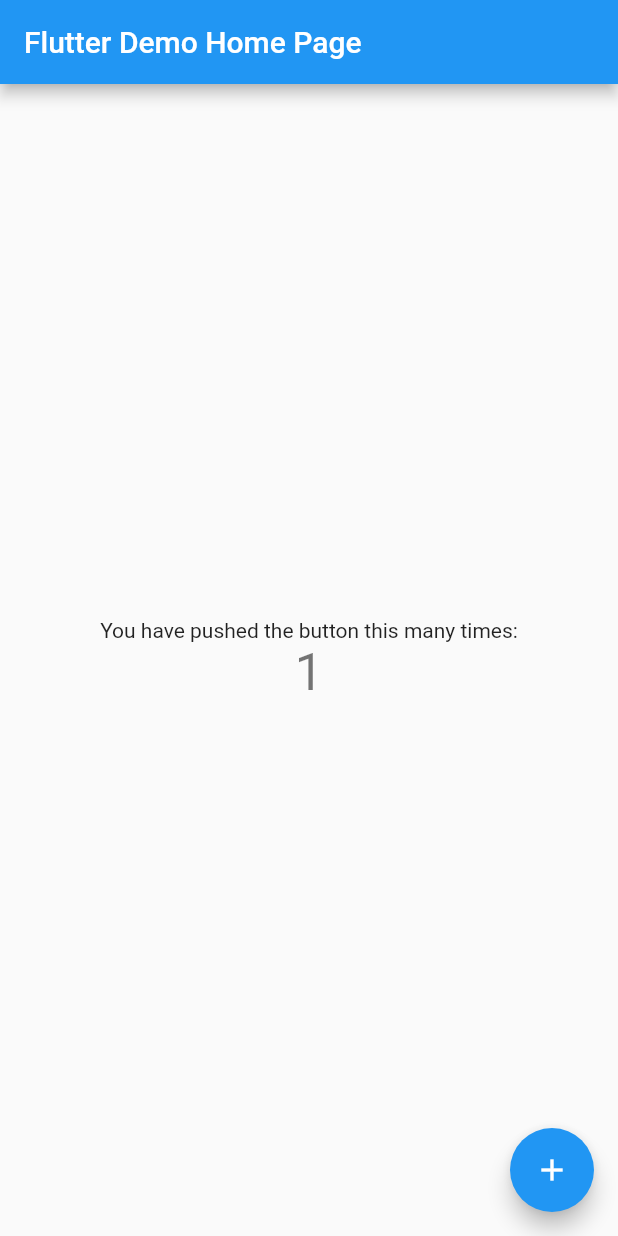
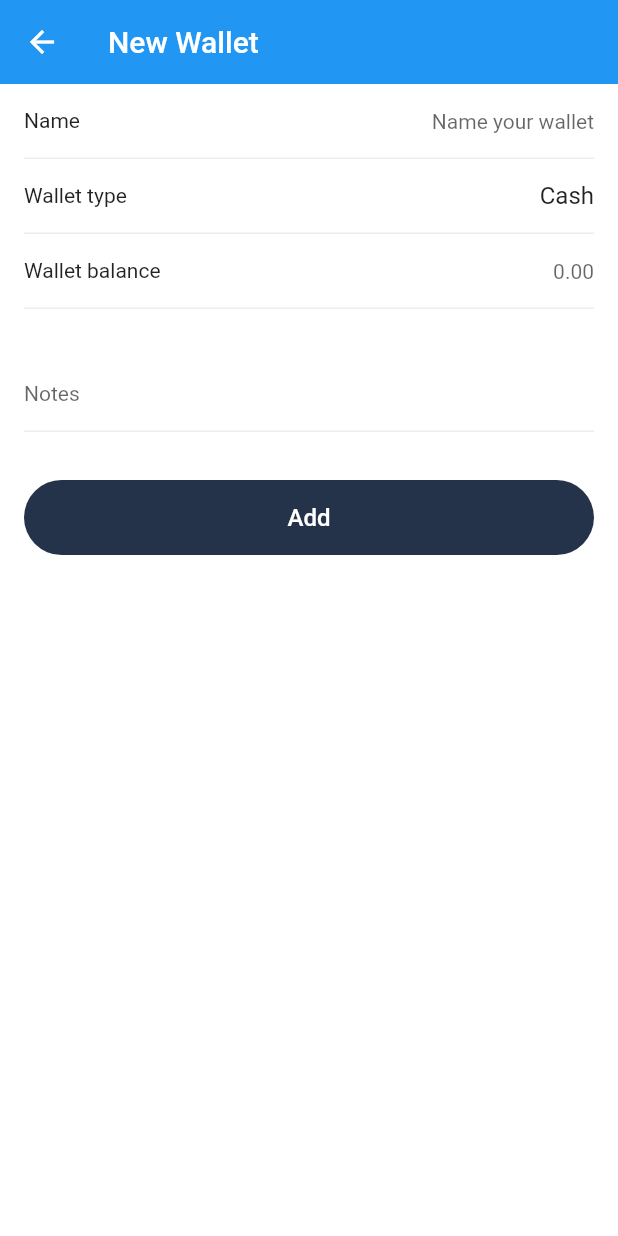
Before and after one commit to DaveChia/starto_wallet, a Flutter app: the screen it shows after launch, after a tap on the "add" icon, on a phone screen of 412 x 824 dp. Run offline on Flutter 3.47's test engine with Material 2 defaults, Android fonts, the phone set to English and light mode, and no system bars; our stand-ins replace shared_preferences.

Commit message:
completed wallet UI

```diff
--- a/lib/main.dart
+++ b/lib/main.dart
@@ -1,4 +1,8 @@
 import 'package:flutter/material.dart';
+import 'package:shared_preferences/shared_preferences.dart';
+import 'views/wallet.dart' as Wallet;
+
+SharedPreferences sp;
 
 void main() {
   runApp(MyApp());
@@ -20,8 +24,7 @@ class MyApp extends StatelessWidget {
           // or simply save your changes to "hot reload" in a Flutter IDE).
           // Notice that the counter didn't reset back to zero; the application
           // is not restarted.
-        primarySwatch: Colors.blue,
-      ),
+          primaryColor: Colors.white),
       home: MyHomePage(title: 'Flutter Demo Home Page'),
     );
   }
@@ -48,14 +51,17 @@ class MyHomePage extends StatefulWidget {
 class _MyHomePageState extends State<MyHomePage> {
   int _counter = 0;
 
-  void _incrementCounter() {
+  @override
+  void initState() {
+    super.initState();
+    print('333 I AM STARTING');
+    _loadCounter();
+  }
+
+  _loadCounter() async {
+    SharedPreferences prefs = await SharedPreferences.getInstance();
     setState(() {
-      // This call to setState tells the Flutter framework that something has
-      // changed in this State, which causes it to rerun the build method below
-      // so that the display can reflect the updated values. If we changed
-      // _counter without calling setState(), then the build method would not be
-      // called again, and so nothing would appear to happen.
-      _counter++;
+      _counter = (prefs.getInt('counter') ?? '');
     });
   }
 
@@ -72,6 +78,7 @@ class _MyHomePageState extends State<MyHomePage> {
         // Here we take the value from the MyHomePage object that was created by
         // the App.build method, and use it to set our appbar title.
         title: Text(widget.title),
+        elevation: 0,
       ),
       body: Center(
         // Center is a layout widget. It takes a single child and positions it
@@ -94,7 +101,7 @@ class _MyHomePageState extends State<MyHomePage> {
           mainAxisAlignment: MainAxisAlignment.center,
           children: <Widget>[
             Text(
-              'You have pushed the button this many times:',
+              'You have pushed the button this many timesss:',
             ),
             Text(
               '$_counter',
@@ -104,10 +111,23 @@ class _MyHomePageState extends State<MyHomePage> {
         ),
       ),
       floatingActionButton: FloatingActionButton(
-        onPressed: _incrementCounter,
+        onPressed: () {
+          Navigator.push(
+            context,
+            MaterialPageRoute(builder: (context) => Wallet.Wallet()),
+          );
+        },
+        // onPressed: _incrementCounter,
         tooltip: 'Increment',
         child: Icon(Icons.add),
       ), // This trailing comma makes auto-formatting nicer for build methods.
     );
   }
+
+  _incrementCounter() async {
+    SharedPreferences prefs = await SharedPreferences.getInstance();
+    int counter = (prefs.getInt('counter') ?? 0) + 1;
+    print('Pressed $counter times.');
+    await prefs.setInt('counter', counter);
   }
+}
--- /dev/null
+++ b/lib/views/wallet.dart
@@ -0,0 +1,359 @@
+import 'package:flutter/material.dart';
+
+class Wallet extends StatefulWidget {
+  @override
+  _WalletState createState() => _WalletState();
+}
+
+class _WalletState extends State<Wallet> {
+  // const SecondRoute({Key? key}) : super(key: key);
+
+  Color borderColor = Color(0xFFEBEDEF);
+  Color backgroundColor = Color(0xFFFFFFFF);
+  Color addButtonColor = Color(0xFF24324A);
+  String walletType = 'Cash';
+
+  @override
+  Widget build(BuildContext context) {
+    double width = MediaQuery.of(context).size.width;
+    return Scaffold(
+      backgroundColor: backgroundColor,
+      appBar: AppBar(
+        title: Text('New Wallet'),
+        elevation: 0,
+      ),
+      body: Center(
+        child: Padding(
+          padding: EdgeInsets.only(left: 16, right: 16),
+          child: Column(children: [
+            Container(
+              height: 50,
+              decoration: BoxDecoration(
+                border: Border(
+                  bottom: BorderSide(
+                    width: 1.0,
+                    color: borderColor,
+                  ),
+                ),
+              ),
+              child: Row(
+                children: [
+                  Expanded(
+                    child: Text(
+                      'Name',
+                      style: TextStyle(
+                        fontSize: 14.0,
+                      ),
+                    ),
+                  ),
+                  Expanded(
+                    child: TextField(
+                      textAlign: TextAlign.right,
+                      decoration: InputDecoration(
+                        border: InputBorder.none,
+                        hintText: 'Name your wallet',
+                        hintStyle: TextStyle(
+                          fontSize: 14.0,
+                        ),
+                      ),
+                    ),
+                  ),
+                ],
+              ),
+            ),
+            Container(
+              height: 50,
+              decoration: BoxDecoration(
+                border: Border(
+                  bottom: BorderSide(
+                    width: 1.0,
+                    color: borderColor,
+                  ),
+                ),
+              ),
+              child: Row(
+                children: [
+                  Expanded(
+                    child: Text(
+                      'Wallet type',
+                      style: TextStyle(
+                        fontSize: 14.0,
+                      ),
+                    ),
+                  ),
+                  Expanded(
+                      child: DropdownButton<String>(
+                    icon: Visibility(
+                      visible: false,
+                      child: Icon(Icons.arrow_downward),
+                    ),
+                    items: <String>[
+                      'Cash',
+                      'Debit Card',
+                      'Bank Account',
+                      'Credit Card',
+                      'Loan Account'
+                    ].map((String value) {
+                      return DropdownMenuItem<String>(
+                        value: value,
+                        child: Container(
+                          width: (width - 16 - 16) / 2,
+                          child: Text(
+                            value,
+                            textAlign: TextAlign.right, //this will do that
+                          ),
+                        ),
+                      );
+                    }).toList(),
+                    onChanged: (value) {
+                      setState(() {
+                        walletType = value;
+                      });
+                      print('Changed wallet type');
+                      print(walletType);
+                    },
+                    underline: SizedBox(),
+                    value: walletType,
+                  )),
+                ],
+              ),
+            ),
+            Container(
+              height: 50,
+              decoration: BoxDecoration(
+                border: Border(
+                  bottom: BorderSide(
+                    width: 1.0,
+                    color: borderColor,
+                  ),
+                ),
+              ),
+              child: Row(
+                children: [
+                  Expanded(
+                    child: Text(
+                      'Wallet balance',
+                      style: TextStyle(
+                        fontSize: 14.0,
+                      ),
+                    ),
+                  ),
+                  Expanded(
+                    child: TextField(
+                      textAlign: TextAlign.right,
+                      decoration: InputDecoration(
+                        border: InputBorder.none,
+                        hintText: '0.00',
+                        hintStyle: TextStyle(
+                          fontSize: 14.0,
+                        ),
+                      ),
+                    ),
+                  ),
+                ],
+              ),
+            ),
+            if (walletType == 'Loan Balance')
+              Container(
+                height: 50,
+                decoration: BoxDecoration(
+                  border: Border(
+                    bottom: BorderSide(
+                      width: 1.0,
+                      color: borderColor,
+                    ),
+                  ),
+                ),
+                child: Row(
+                  children: [
+                    Expanded(
+                      child: Text(
+                        'Loan balance',
+                        style: TextStyle(
+                          fontSize: 14.0,
+                        ),
+                      ),
+                    ),
+                    Expanded(
+                      child: TextField(
+                        textAlign: TextAlign.right,
+                        decoration: InputDecoration(
+                          border: InputBorder.none,
+                          hintText: '0.00',
+                          hintStyle: TextStyle(
+                            fontSize: 14.0,
+                          ),
+                        ),
+                      ),
+                    ),
+                  ],
+                ),
+              ),
+            if (walletType == 'Credit Card' || walletType == 'Loan Account')
+              Container(
+                height: 50,
+                decoration: BoxDecoration(
+                  border: Border(
+                    bottom: BorderSide(
+                      width: 1.0,
+                      color: borderColor,
+                    ),
+                  ),
+                ),
+                child: Row(
+                  children: [
+                    Expanded(
+                      child: Text(
+                        'Pay from',
+                        style: TextStyle(
+                          fontSize: 14.0,
+                        ),
+                      ),
+                    ),
+                    Expanded(
+                      child: TextField(
+                        textAlign: TextAlign.right,
+                        decoration: InputDecoration(
+                          border: InputBorder.none,
+                          hintText: 'Select wallet',
+                          hintStyle: TextStyle(
+                            fontSize: 14.0,
+                          ),
+                        ),
+                      ),
+                    ),
+                  ],
+                ),
+              ),
+            if (walletType == 'Credit Card')
+              Container(
+                height: 32,
+              ),
+            if (walletType == 'Credit Card')
+              Container(
+                height: 50,
+                decoration: BoxDecoration(
+                  border: Border(
+                    bottom: BorderSide(
+                      width: 1.0,
+                      color: borderColor,
+                    ),
+                  ),
+                ),
+                child: Row(
+                  children: [
+                    Expanded(
+                      child: Text(
+                        'Settle on',
+                        style: TextStyle(
+                          fontSize: 14.0,
+                        ),
+                      ),
+                    ),
+                    Expanded(
+                      child: TextField(
+                        textAlign: TextAlign.right,
+                        decoration: InputDecoration(
+                          border: InputBorder.none,
+                          hintText: 'Select date',
+                          hintStyle: TextStyle(
+                            fontSize: 14.0,
+                          ),
+                        ),
+                      ),
+                    ),
+                  ],
+                ),
+              ),
+            if (walletType == 'Credit Card')
+              Container(
+                height: 50,
+                decoration: BoxDecoration(
+                  border: Border(
+                    bottom: BorderSide(
+                      width: 1.0,
+                      color: borderColor,
+                    ),
+                  ),
+                ),
+                child: Row(
+                  children: [
+                    Expanded(
+                      child: Text(
+                        'Pay on',
+                        style: TextStyle(
+                          fontSize: 14.0,
+                        ),
+                      ),
+                    ),
+                    Expanded(
+                      child: TextField(
+                        textAlign: TextAlign.right,
+                        decoration: InputDecoration(
+                          border: InputBorder.none,
+                          hintText: 'Select date',
+                          hintStyle: TextStyle(
+                            fontSize: 14.0,
+                          ),
+                        ),
+                      ),
+                    ),
+                  ],
+                ),
+              ),
+            Container(
+              height: 32,
+            ),
+            Container(
+              height: 50,
+              decoration: BoxDecoration(
+                border: Border(
+                  bottom: BorderSide(
+                    width: 1.0,
+                    color: borderColor,
+                  ),
+                ),
+              ),
+              child: TextField(
+                decoration: InputDecoration(
+                  border: InputBorder.none,
+                  hintText: 'Notes',
+                  hintStyle: TextStyle(
+                    fontSize: 14.0,
+                  ),
+                ),
+              ),
+            ),
+            Container(
+              height: 32,
+            ),
+            Row(
+              children: [
+                Expanded(
+                  child: ButtonTheme(
+                    height: 50,
+                    child: RaisedButton(
+                      shape: RoundedRectangleBorder(
+                        borderRadius: new BorderRadius.circular(100.0),
+                      ),
+                      elevation: 0,
+                      color: addButtonColor,
+                      onPressed: () {},
+                      child: Text(
+                        'Add',
+                        style: TextStyle(
+                          color: Colors.white,
+                          fontSize: 16.0,
+                        ),
+                      ),
+                    ),
+                  ),
+                ),
+              ],
+            ),
+          ]),
+        ),
+      ),
+    );
+  }
+}
--- a/pubspec.yaml
+++ b/pubspec.yaml
@@ -23,6 +23,7 @@ environment:
 dependencies:
   flutter:
     sdk: flutter
+  shared_preferences: ^0.5.8
 
 
   # The following adds the Cupertino Icons font to your application.
```
Also changed, not shown: pubspec.lock. Lines whose indentation alone changed are shown as unchanged.
